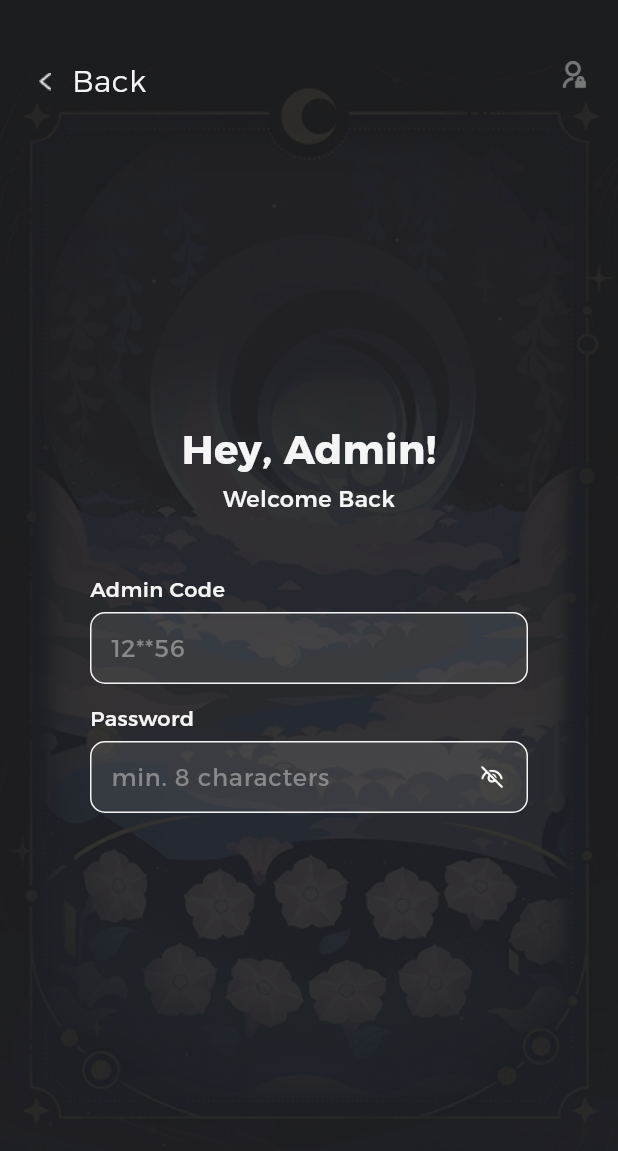
After one commit to GachaMerch/GachaMerch-Mobile, a Flutter app: the LoginPageAdmin screen opened directly, on a phone screen of 412 x 824 dp. The commit adds this screen. Shown: the top 1151 px of the screen. Run offline on Flutter 3.47's test engine with Material 3 defaults, Android fonts, the phone set to English and light mode, and no system bars; our stand-ins replace adaptive_theme, google_sign_in, shared_preferences; accounts and stored records are empty.

Commit message:
Added LoginPageAdmin before pulling last change

```diff
--- a/lib/LoginPage.dart
+++ b/lib/LoginPage.dart
@@ -389,7 +389,30 @@ class _LoginPageState extends State<LoginPage> {
               ],
             ),
           ),
-        ],
+          Positioned(
+            top: 40,
+            right: 20,
+            child: InkWell(
+              onTap: () {
+                Navigator.push(
+                  context,
+                  MaterialPageRoute(
+                    builder: (context) => LoginPageAdmin()
+                    )
+                );
+              },
+              child: Container(
+                height: 20,
+                width: 20,
+                decoration: BoxDecoration(
+                  image: DecorationImage(
+                    image: AssetImage("assets/loginpage/adminLogo.png"),
+                  ),
+                ),
+              )
+            )
+          )
+        ]
       ),
     );
   }
--- /dev/null
+++ b/lib/LoginPageAdmin.dart
@@ -0,0 +1,233 @@
+import 'package:flutter/material.dart';
+import 'package:url_launcher/url_launcher.dart';
+import 'LoginPage.dart';
+
+class LoginPageAdmin extends StatefulWidget {
+  const LoginPageAdmin({super.key});
+
+  // This widget is the root of your application.
+  @override
+  State<LoginPageAdmin> createState() => _LoginPageAdminState();
+}
+
+class _LoginPageAdminState extends State<LoginPageAdmin> {
+
+  bool _isVisible = true;
+
+  @override
+  Widget build(BuildContext context) {
+    Color BGColor = const Color(0xE61F1F1F);
+    Color MainTextColor = const Color(0xFFF5F5F5);
+    Color HintTextColor = const Color(0xFF88888A);
+    Color CardFillColor = const Color(0x1AD9D9D9);
+    Color CardStrokeColor = const Color(0xFFDBDBDB);
+    Color ButtonFillColor = const Color(0x80D9D9D9);
+    Color BlackTextColor = const Color(0xFF000000);
+
+    return Scaffold(
+      body: Stack(
+        children: [
+          //background image
+          Container(
+            decoration: BoxDecoration(
+              image: DecorationImage(
+                image: AssetImage("assets/loginpage/backgroundImage.png"),
+                fit: BoxFit.cover,
+              ),
+            ),
+          ),
+
+          //background color
+          Container(color: BGColor),
+
+          //Icom admin
+          Positioned(
+            top: 40,
+            right: 20,
+            child: Opacity(
+              opacity: 0.4,
+              child: Container(
+                height: 20.0,
+                width: 20.0,
+                decoration: BoxDecoration(
+                  image: DecorationImage(
+                    image: AssetImage("assets/loginpage/adminLogo.png"),
+                  ),
+                ),
+              ),
+            ),
+          ),
+
+          //Isi hati Login Page
+          SingleChildScrollView(
+            child: Column(
+              children: [
+                Center(
+                  child: Column(
+                    children: [
+                      SizedBox(height: 280),
+                      Text(
+                        "Hey, Admin!",
+                        style: TextStyle(
+                          fontSize: 27,
+                          fontFamily: "Alexandria",
+                          fontWeight: FontWeight.bold,
+                          color: MainTextColor,
+                          //height: 20,
+                        ),
+                      ),
+                      SizedBox(height: 3,),
+                      Text(
+                        "Welcome Back",
+                        style: TextStyle(
+                          fontSize: 15,
+                          fontFamily: "Alexandria",
+                          fontWeight: FontWeight.w500,
+                          color: MainTextColor,
+                          //height: 20,
+                        ),
+                      ),
+                      SizedBox(height: 40),
+                    ],
+                  ),
+                ),
+                Padding(
+                  padding: const EdgeInsets.symmetric(horizontal: 60),
+                  child: Column(
+                    crossAxisAlignment: CrossAxisAlignment.start,
+                    children: [
+                      Text(
+                        "Admin Code",
+                        style: TextStyle(
+                          fontSize: 14,
+                          fontFamily: "Alexandria",
+                          fontWeight: FontWeight.w500,
+                          color: MainTextColor,
+                        ),
+                      ),
+                      SizedBox(height: 5),
+                      TextField(
+                        style: TextStyle(color: MainTextColor),
+                        decoration: InputDecoration(
+                          contentPadding: EdgeInsets.symmetric(
+                            vertical: 0,
+                            horizontal: 10,
+                          ),
+                          hintText: "12**56",
+                          hintStyle: TextStyle(color: HintTextColor),
+                          filled: true,
+                          fillColor: CardFillColor,
+                          enabledBorder: OutlineInputBorder(
+                            borderRadius: BorderRadius.circular(10),
+                            borderSide: BorderSide(
+                              color: MainTextColor,
+                              width: 1,
+                            ),
+                          ),
+                          focusedBorder: OutlineInputBorder(
+                            borderRadius: BorderRadius.circular(12),
+                            borderSide: BorderSide(
+                              color: Colors.blueAccent,
+                              width: 1,
+                            ),
+                          ),
+                        ),
+                      ),
+                      SizedBox(height: 13),
+                      //password
+                      Text(
+                        "Password",
+                        style: TextStyle(
+                          fontSize: 14,
+                          fontFamily: "Alexandria",
+                          fontWeight: FontWeight.w500,
+                          color: MainTextColor,
+                        ),
+                      ),
+                      SizedBox(height: 5),
+                      TextField(
+                        obscureText: _isVisible,
+                        style: TextStyle(color: MainTextColor),
+
+                        decoration: InputDecoration(
+                          contentPadding: EdgeInsets.symmetric(
+                            vertical: 0,
+                            horizontal: 10,
+                          ),
+                          hintText: "min. 8 characters",
+                          hintStyle: TextStyle(color: HintTextColor),
+                          filled: true,
+                          fillColor: CardFillColor,
+                          suffixIcon: IconButton(
+                            icon: Image.asset(
+                              _isVisible
+                                  ? "assets/loginpage/eyeClose.png"
+                                  : "assets/loginpage/eyeOpen.png",
+                              width: 17,
+                              height: 17,
+                            ),
+                            onPressed: () {
+                              setState(() {
+                                _isVisible = !_isVisible;
+                              });
+                            },
+                          ),
+                          enabledBorder: OutlineInputBorder(
+                            borderRadius: BorderRadius.circular(10),
+                            borderSide: BorderSide(
+                              color: MainTextColor,
+                              width: 1,
+                            ),
+                          ),
+                          focusedBorder: OutlineInputBorder(
+                            borderRadius: BorderRadius.circular(12),
+                            borderSide: BorderSide(
+                              color: Colors.blueAccent,
+                              width: 1,
+                            ),
+                          ),
+                        ),
+                      ),
+                    ],
+                  ),
+                ),
+              ],
+            ),
+          ),
+          Positioned(
+            top: 40,
+            left: 20,
+            child: InkWell(
+              onTap: () {
+                Navigator.pop(context);
+              },
+              child: Row(
+                children: [
+                  Container(
+                    height: 20,
+                    width: 20,
+                    decoration: BoxDecoration(
+                      image: DecorationImage(
+                        image: AssetImage("assets/loginpage/backArrow.png"),
+                      ),
+                    ),
+                  ),
+                  SizedBox(width: 8),
+                  Text(
+                    "Back",
+                    style: TextStyle(
+                      fontSize: 20,
+                      fontFamily: "Alexandria",
+                      fontWeight: FontWeight.w300,
+                      color: MainTextColor,
+                    ),
+                  ),
+                ],
+              ),
+            ),
+          ),
+        ]
+      )
+    );
+  }
+}
```
Also changed, not shown: pubspec.lock.
